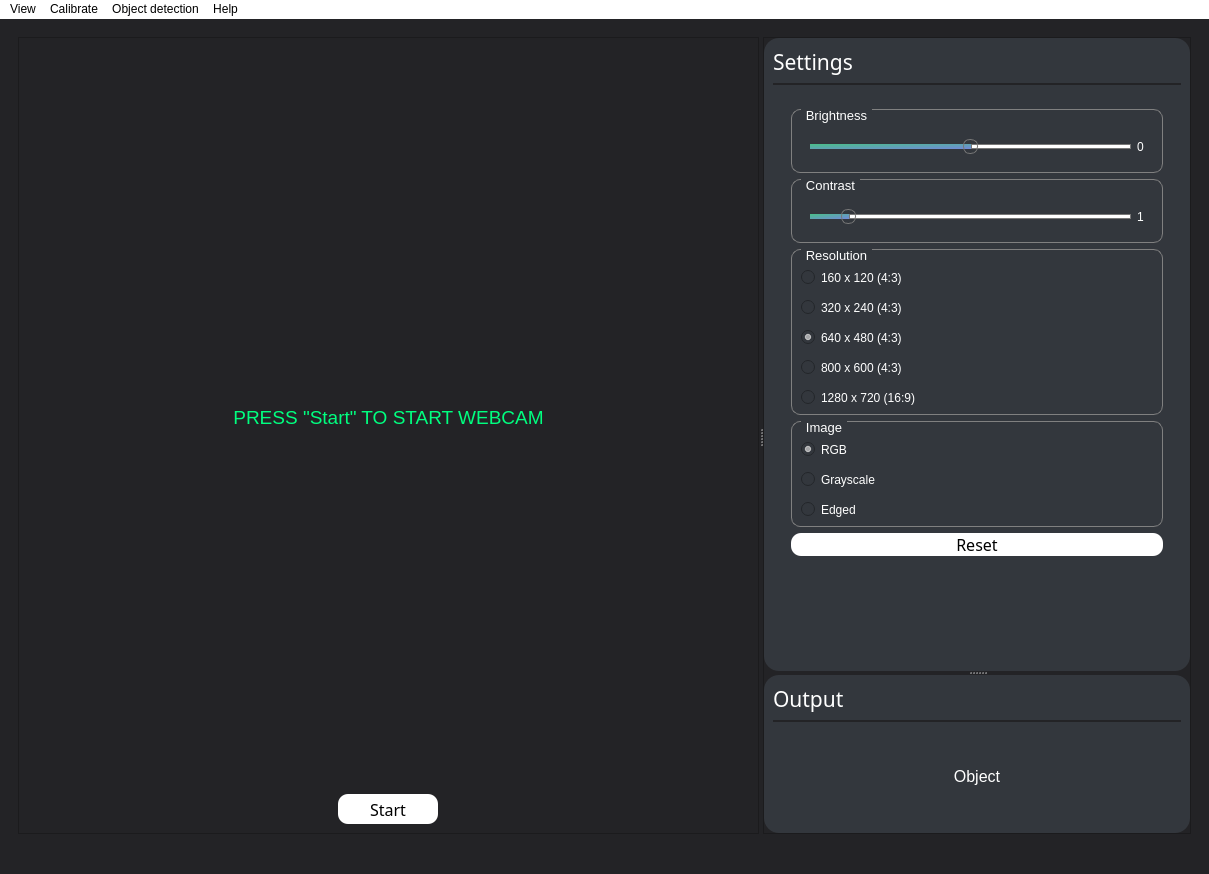
Qt form ui_mainWindow.ui (Tobias-Mauritzon/DAT067) before a commit.
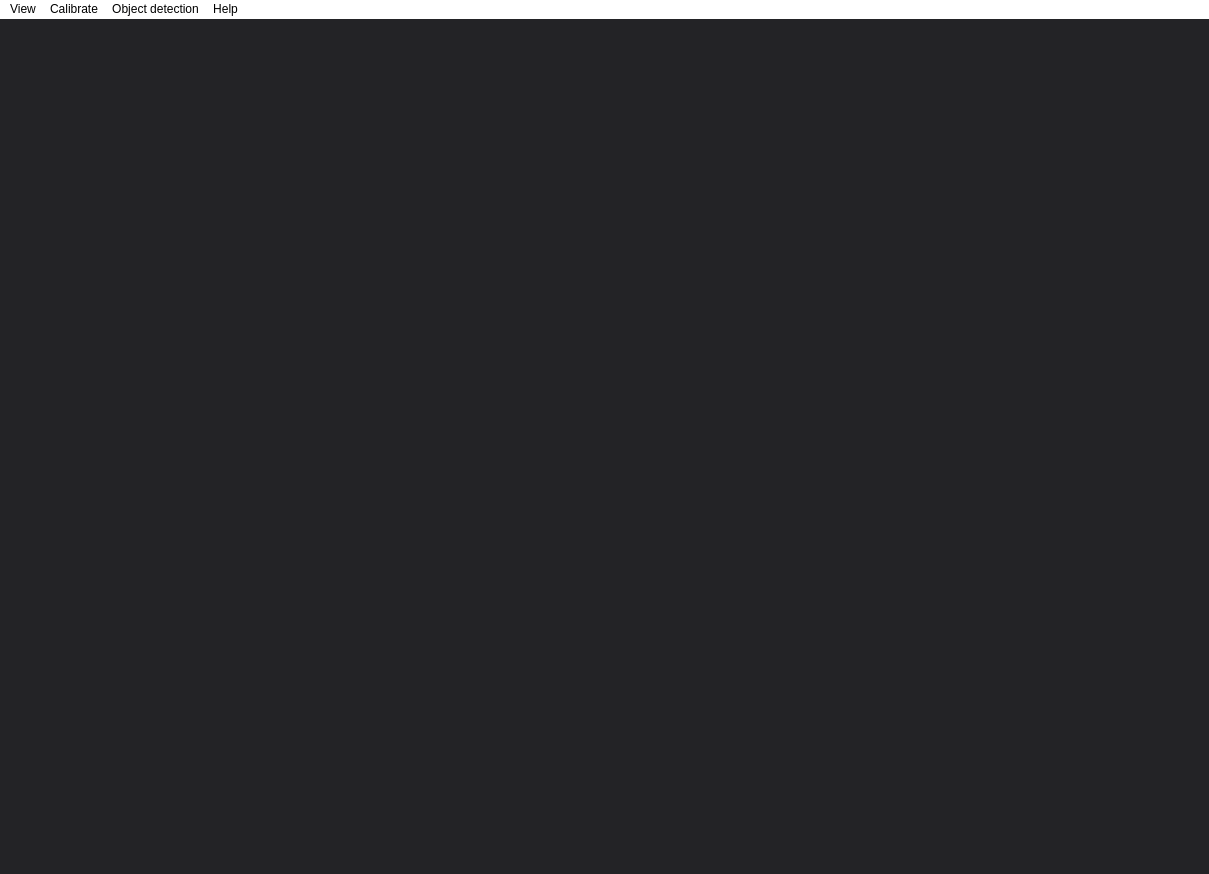
The same form after that commit.

```diff
--- a/ui_mainWindow.ui
+++ b/ui_mainWindow.ui
@@ -19,6 +19,14 @@
 	background-color: rgb(35, 35, 38);
 }
 
+/*QMenu*/
+QMenu{
+	color: rgb(0,0,0);
+	selection-color: rgb(0,0,0);
+	selection-background-color: rgb(148, 212, 255);
+}
+
+
 /* VERTICAL SCROLLBAR */
 QScrollBar:vertical
  {
@@ -162,947 +170,6 @@
       <property name="currentIndex">
        <number>0</number>
       </property>
-      <widget class="QWidget" name="camMenu">
-       <layout class="QHBoxLayout" name="horizontalLayout">
-        <item>
-         <widget class="QSplitter" name="Splitter_frame">
-          <property name="orientation">
-           <enum>Qt::Horizontal</enum>
-          </property>
-          <widget class="QFrame" name="cameraFrame">
-           <property name="enabled">
-            <bool>true</bool>
-           </property>
-           <property name="sizePolicy">
-            <sizepolicy hsizetype="Preferred" vsizetype="Preferred">
-             <horstretch>0</horstretch>
-             <verstretch>0</verstretch>
-            </sizepolicy>
-           </property>
-           <property name="maximumSize">
-            <size>
-             <width>16777215</width>
-             <height>16777215</height>
-            </size>
-           </property>
-           <property name="styleSheet">
-            <string notr="true"/>
-           </property>
-           <property name="frameShape">
-            <enum>QFrame::StyledPanel</enum>
-           </property>
-           <property name="frameShadow">
-            <enum>QFrame::Raised</enum>
-           </property>
-           <layout class="QVBoxLayout" name="verticalLayout">
-            <item>
-             <widget class="QLabel" name="image_label">
-              <property name="enabled">
-               <bool>true</bool>
-              </property>
-              <property name="sizePolicy">
-               <sizepolicy hsizetype="Preferred" vsizetype="Preferred">
-                <horstretch>0</horstretch>
-                <verstretch>0</verstretch>
-               </sizepolicy>
-              </property>
-              <property name="minimumSize">
-               <size>
-                <width>1</width>
-                <height>1</height>
-               </size>
-              </property>
-              <property name="font">
-               <font>
-                <family>Segoe UI</family>
-                <pointsize>14</pointsize>
-               </font>
-              </property>
-              <property name="autoFillBackground">
-               <bool>false</bool>
-              </property>
-              <property name="styleSheet">
-               <string notr="true">color: rgb(0, 255, 127)</string>
-              </property>
-              <property name="text">
-               <string>PRESS &quot;Start&quot; TO START WEBCAM</string>
-              </property>
-              <property name="scaledContents">
-               <bool>false</bool>
-              </property>
-              <property name="alignment">
-               <set>Qt::AlignCenter</set>
-              </property>
-              <property name="wordWrap">
-               <bool>false</bool>
-              </property>
-              <property name="margin">
-               <number>0</number>
-              </property>
-             </widget>
-            </item>
-            <item alignment="Qt::AlignHCenter">
-             <widget class="QPushButton" name="Button_startCam">
-              <property name="sizePolicy">
-               <sizepolicy hsizetype="Fixed" vsizetype="Fixed">
-                <horstretch>0</horstretch>
-                <verstretch>0</verstretch>
-               </sizepolicy>
-              </property>
-              <property name="minimumSize">
-               <size>
-                <width>100</width>
-                <height>30</height>
-               </size>
-              </property>
-              <property name="font">
-               <font>
-                <family>Rockwell</family>
-                <pointsize>12</pointsize>
-                <weight>50</weight>
-                <bold>false</bold>
-               </font>
-              </property>
-              <property name="layoutDirection">
-               <enum>Qt::LeftToRight</enum>
-              </property>
-              <property name="styleSheet">
-               <string notr="true"/>
-              </property>
-              <property name="text">
-               <string>Start</string>
-              </property>
-             </widget>
-            </item>
-           </layout>
-          </widget>
-          <widget class="QFrame" name="sidePanel">
-           <property name="enabled">
-            <bool>true</bool>
-           </property>
-           <property name="sizePolicy">
-            <sizepolicy hsizetype="Preferred" vsizetype="Preferred">
-             <horstretch>0</horstretch>
-             <verstretch>0</verstretch>
-            </sizepolicy>
-           </property>
-           <property name="minimumSize">
-            <size>
-             <width>300</width>
-             <height>0</height>
-            </size>
-           </property>
-           <property name="maximumSize">
-            <size>
-             <width>16777215</width>
-             <height>16777215</height>
-            </size>
-           </property>
-           <property name="styleSheet">
-            <string notr="true"/>
-           </property>
-           <property name="frameShape">
-            <enum>QFrame::StyledPanel</enum>
-           </property>
-           <property name="frameShadow">
-            <enum>QFrame::Raised</enum>
-           </property>
-           <layout class="QVBoxLayout" name="verticalLayout_2">
-            <property name="spacing">
-             <number>6</number>
-            </property>
-            <property name="leftMargin">
-             <number>0</number>
-            </property>
-            <property name="topMargin">
-             <number>0</number>
-            </property>
-            <property name="rightMargin">
-             <number>0</number>
-            </property>
-            <property name="bottomMargin">
-             <number>0</number>
-            </property>
-            <item>
-             <widget class="QSplitter" name="Splitter_sidePanel">
-              <property name="enabled">
-               <bool>true</bool>
-              </property>
-              <property name="sizePolicy">
-               <sizepolicy hsizetype="Preferred" vsizetype="Expanding">
-                <horstretch>0</horstretch>
-                <verstretch>0</verstretch>
-               </sizepolicy>
-              </property>
-              <property name="orientation">
-               <enum>Qt::Vertical</enum>
-              </property>
-              <widget class="QFrame" name="settingsFrame">
-               <property name="sizePolicy">
-                <sizepolicy hsizetype="Minimum" vsizetype="Preferred">
-                 <horstretch>0</horstretch>
-                 <verstretch>0</verstretch>
-                </sizepolicy>
-               </property>
-               <property name="styleSheet">
-                <string notr="true">background-color:rgb(51, 55, 61); border-radius: 15px;</string>
-               </property>
-               <property name="frameShape">
-                <enum>QFrame::StyledPanel</enum>
-               </property>
-               <property name="frameShadow">
-                <enum>QFrame::Raised</enum>
-               </property>
-               <layout class="QVBoxLayout" name="verticalLayout_3">
-                <item>
-                 <widget class="QLabel" name="label">
-                  <property name="sizePolicy">
-                   <sizepolicy hsizetype="Ignored" vsizetype="Maximum">
-                    <horstretch>0</horstretch>
-                    <verstretch>0</verstretch>
-                   </sizepolicy>
-                  </property>
-                  <property name="font">
-                   <font>
-                    <family>Rockwell</family>
-                    <pointsize>16</pointsize>
-                   </font>
-                  </property>
-                  <property name="styleSheet">
-                   <string notr="true">color: white;</string>
-                  </property>
-                  <property name="text">
-                   <string>Settings</string>
-                  </property>
-                  <property name="alignment">
-                   <set>Qt::AlignLeading|Qt::AlignLeft|Qt::AlignVCenter</set>
-                  </property>
-                 </widget>
-                </item>
-                <item>
-                 <widget class="Line" name="line_2">
-                  <property name="maximumSize">
-                   <size>
-                    <width>16777215</width>
-                    <height>2</height>
-                   </size>
-                  </property>
-                  <property name="styleSheet">
-                   <string notr="true">background-color: rgb(35, 35, 38)</string>
-                  </property>
-                  <property name="orientation">
-                   <enum>Qt::Horizontal</enum>
-                  </property>
-                 </widget>
-                </item>
-                <item>
-                 <widget class="QScrollArea" name="scrollArea">
-                  <property name="sizePolicy">
-                   <sizepolicy hsizetype="Expanding" vsizetype="Preferred">
-                    <horstretch>0</horstretch>
-                    <verstretch>0</verstretch>
-                   </sizepolicy>
-                  </property>
-                  <property name="minimumSize">
-                   <size>
-                    <width>0</width>
-                    <height>0</height>
-                   </size>
-                  </property>
-                  <property name="maximumSize">
-                   <size>
-                    <width>16777215</width>
-                    <height>16777215</height>
-                   </size>
-                  </property>
-                  <property name="autoFillBackground">
-                   <bool>false</bool>
-                  </property>
-                  <property name="styleSheet">
-                   <string notr="true"/>
-                  </property>
-                  <property name="verticalScrollBarPolicy">
-                   <enum>Qt::ScrollBarAsNeeded</enum>
-                  </property>
-                  <property name="horizontalScrollBarPolicy">
-                   <enum>Qt::ScrollBarAlwaysOff</enum>
-                  </property>
-                  <property name="widgetResizable">
-                   <bool>true</bool>
-                  </property>
-                  <property name="alignment">
-                   <set>Qt::AlignLeading|Qt::AlignLeft|Qt::AlignTop</set>
-                  </property>
-                  <widget class="QWidget" name="scrollAreaWidgetContents">
-                   <property name="geometry">
-                    <rect>
-                     <x>0</x>
-                     <y>0</y>
-                     <width>468</width>
-                     <height>570</height>
-                    </rect>
-                   </property>
-                   <layout class="QVBoxLayout" name="verticalLayout_4">
-                    <item alignment="Qt::AlignTop">
-                     <widget class="QFrame" name="frame_2">
-                      <property name="minimumSize">
-                       <size>
-                        <width>0</width>
-                        <height>0</height>
-                       </size>
-                      </property>
-                      <property name="maximumSize">
-                       <size>
-                        <width>16777215</width>
-                        <height>16777215</height>
-                       </size>
-                      </property>
-                      <property name="frameShape">
-                       <enum>QFrame::StyledPanel</enum>
-                      </property>
-                      <property name="frameShadow">
-                       <enum>QFrame::Raised</enum>
-                      </property>
-                      <layout class="QVBoxLayout" name="verticalLayout_5">
-                       <property name="leftMargin">
-                        <number>9</number>
-                       </property>
-                       <item>
-                        <widget class="QGroupBox" name="groupBox_3">
-                         <property name="sizePolicy">
-                          <sizepolicy hsizetype="Preferred" vsizetype="Preferred">
-                           <horstretch>0</horstretch>
-                           <verstretch>0</verstretch>
-                          </sizepolicy>
-                         </property>
-                         <property name="minimumSize">
-                          <size>
-                           <width>0</width>
-                           <height>0</height>
-                          </size>
-                         </property>
-                         <property name="maximumSize">
-                          <size>
-                           <width>16777215</width>
-                           <height>16777215</height>
-                          </size>
-                         </property>
-                         <property name="font">
-                          <font>
-                           <pointsize>10</pointsize>
-                          </font>
-                         </property>
-                         <property name="autoFillBackground">
-                          <bool>false</bool>
-                         </property>
-                         <property name="styleSheet">
-                          <string notr="true">
-QGroupBox {
-    border: 1px solid gray;
-    border-radius: 9px;
-    margin-top: 0.5em;
-}
-
-QGroupBox::title {
-	color: white;
-	subcontrol-origin: margin;
-    left: 10px;
-    padding: -3 3px 0 3px;
-}</string>
-                         </property>
-                         <property name="title">
-                          <string>Brightness</string>
-                         </property>
-                         <property name="alignment">
-                          <set>Qt::AlignLeading|Qt::AlignLeft|Qt::AlignTop</set>
-                         </property>
-                         <property name="flat">
-                          <bool>false</bool>
-                         </property>
-                         <property name="checkable">
-                          <bool>false</bool>
-                         </property>
-                         <layout class="QVBoxLayout" name="verticalLayout_7">
-                          <property name="spacing">
-                           <number>15</number>
-                          </property>
-                          <property name="sizeConstraint">
-                           <enum>QLayout::SetDefaultConstraint</enum>
-                          </property>
-                          <property name="leftMargin">
-                           <number>9</number>
-                          </property>
-                          <property name="topMargin">
-                           <number>20</number>
-                          </property>
-                          <item>
-                           <widget class="QFrame" name="frame_3">
-                            <property name="layoutDirection">
-                             <enum>Qt::RightToLeft</enum>
-                            </property>
-                            <property name="frameShape">
-                             <enum>QFrame::StyledPanel</enum>
-                            </property>
-                            <property name="frameShadow">
-                             <enum>QFrame::Raised</enum>
-                            </property>
-                            <layout class="QFormLayout" name="formLayout_2">
-                             <item row="1" column="0">
-                              <widget class="QLabel" name="Label_brightnessValue">
-                               <property name="styleSheet">
-                                <string notr="true">color: white;</string>
-                               </property>
-                               <property name="text">
-                                <string>0</string>
-                               </property>
-                              </widget>
-                             </item>
-                             <item row="1" column="1">
-                              <widget class="QSlider" name="Slider_brightness">
-                               <property name="layoutDirection">
-                                <enum>Qt::LeftToRight</enum>
-                               </property>
-                               <property name="styleSheet">
-                                <string notr="true"/>
-                               </property>
-                               <property name="minimum">
-                                <number>-255</number>
-                               </property>
-                               <property name="maximum">
-                                <number>255</number>
-                               </property>
-                               <property name="pageStep">
-                                <number>1</number>
-                               </property>
-                               <property name="value">
-                                <number>0</number>
-                               </property>
-                               <property name="sliderPosition">
-                                <number>0</number>
-                               </property>
-                               <property name="orientation">
-                                <enum>Qt::Horizontal</enum>
-                               </property>
-                               <property name="invertedAppearance">
-                                <bool>false</bool>
-                               </property>
-                               <property name="invertedControls">
-                                <bool>false</bool>
-                               </property>
-                               <property name="tickPosition">
-                                <enum>QSlider::NoTicks</enum>
-                               </property>
-                               <property name="tickInterval">
-                                <number>1</number>
-                               </property>
-                              </widget>
-                             </item>
-                            </layout>
-                           </widget>
-                          </item>
-                         </layout>
-                        </widget>
-                       </item>
-                       <item>
-                        <widget class="QGroupBox" name="groupBox_4">
-                         <property name="sizePolicy">
-                          <sizepolicy hsizetype="Preferred" vsizetype="Preferred">
-                           <horstretch>0</horstretch>
-                           <verstretch>0</verstretch>
-                          </sizepolicy>
-                         </property>
-                         <property name="minimumSize">
-                          <size>
-                           <width>0</width>
-                           <height>0</height>
-                          </size>
-                         </property>
-                         <property name="maximumSize">
-                          <size>
-                           <width>16777215</width>
-                           <height>16777215</height>
-                          </size>
-                         </property>
-                         <property name="font">
-                          <font>
-                           <pointsize>10</pointsize>
-                          </font>
-                         </property>
-                         <property name="autoFillBackground">
-                          <bool>false</bool>
-                         </property>
-                         <property name="styleSheet">
-                          <string notr="true">
-QGroupBox {
-    border: 1px solid gray;
-    border-radius: 9px;
-    margin-top: 0.5em;
-}
-
-QGroupBox::title {
-	color: white;
-	subcontrol-origin: margin;
-    left: 10px;
-    padding: -3 3px 0 3px;
-}</string>
-                         </property>
-                         <property name="title">
-                          <string>Contrast</string>
-                         </property>
-                         <property name="alignment">
-                          <set>Qt::AlignLeading|Qt::AlignLeft|Qt::AlignTop</set>
-                         </property>
-                         <property name="flat">
-                          <bool>false</bool>
-                         </property>
-                         <property name="checkable">
-                          <bool>false</bool>
-                         </property>
-                         <layout class="QVBoxLayout" name="verticalLayout_8">
-                          <property name="spacing">
-                           <number>15</number>
-                          </property>
-                          <property name="sizeConstraint">
-                           <enum>QLayout::SetDefaultConstraint</enum>
-                          </property>
-                          <property name="leftMargin">
-                           <number>9</number>
-                          </property>
-                          <property name="topMargin">
-                           <number>20</number>
-                          </property>
-                          <item>
-                           <widget class="QFrame" name="frame_4">
-                            <property name="layoutDirection">
-                             <enum>Qt::RightToLeft</enum>
-                            </property>
-                            <property name="frameShape">
-                             <enum>QFrame::StyledPanel</enum>
-                            </property>
-                            <property name="frameShadow">
-                             <enum>QFrame::Raised</enum>
-                            </property>
-                            <layout class="QFormLayout" name="formLayout_3">
-                             <item row="1" column="0">
-                              <widget class="QLabel" name="Label_contrastValue">
-                               <property name="styleSheet">
-                                <string notr="true">color: white;</string>
-                               </property>
-                               <property name="text">
-                                <string>1</string>
-                               </property>
-                              </widget>
-                             </item>
-                             <item row="1" column="1">
-                              <widget class="QSlider" name="Slider_contrast">
-                               <property name="layoutDirection">
-                                <enum>Qt::LeftToRight</enum>
-                               </property>
-                               <property name="styleSheet">
-                                <string notr="true"/>
-                               </property>
-                               <property name="minimum">
-                                <number>0</number>
-                               </property>
-                               <property name="maximum">
-                                <number>100</number>
-                               </property>
-                               <property name="pageStep">
-                                <number>1</number>
-                               </property>
-                               <property name="value">
-                                <number>10</number>
-                               </property>
-                               <property name="sliderPosition">
-                                <number>10</number>
-                               </property>
-                               <property name="tracking">
-                                <bool>true</bool>
-                               </property>
-                               <property name="orientation">
-                                <enum>Qt::Horizontal</enum>
-                               </property>
-                               <property name="invertedAppearance">
-                                <bool>false</bool>
-                               </property>
-                               <property name="invertedControls">
-                                <bool>false</bool>
-                               </property>
-                               <property name="tickPosition">
-                                <enum>QSlider::NoTicks</enum>
-                               </property>
-                               <property name="tickInterval">
-                                <number>1</number>
-                               </property>
-                              </widget>
-                             </item>
-                            </layout>
-                           </widget>
-                          </item>
-                         </layout>
-                        </widget>
-                       </item>
-                       <item>
-                        <widget class="QGroupBox" name="groupBox">
-                         <property name="font">
-                          <font>
-                           <pointsize>10</pointsize>
-                          </font>
-                         </property>
-                         <property name="styleSheet">
-                          <string notr="true">
-QGroupBox {
-    border: 1px solid gray;
-    border-radius: 9px;
-    margin-top: 0.5em;
-}
-
-QGroupBox::title {
-	color: white;
-	subcontrol-origin: margin;
-    left: 10px;
-    padding: -3 3px 0 3px;
-}</string>
-                         </property>
-                         <property name="title">
-                          <string>Resolution</string>
-                         </property>
-                         <layout class="QVBoxLayout" name="verticalLayout_11">
-                          <property name="spacing">
-                           <number>15</number>
-                          </property>
-                          <property name="topMargin">
-                           <number>20</number>
-                          </property>
-                          <item>
-                           <widget class="QRadioButton" name="radioButton_res_0">
-                            <property name="styleSheet">
-                             <string notr="true">color: white;</string>
-                            </property>
-                            <property name="text">
-                             <string>160 x 120 (4:3) </string>
-                            </property>
-                           </widget>
-                          </item>
-                          <item>
-                           <widget class="QRadioButton" name="radioButton_res_1">
-                            <property name="styleSheet">
-                             <string notr="true">color: white;</string>
-                            </property>
-                            <property name="text">
-                             <string>320 x 240 (4:3)</string>
-                            </property>
-                           </widget>
-                          </item>
-                          <item>
-                           <widget class="QRadioButton" name="radioButton_res_2">
-                            <property name="styleSheet">
-                             <string notr="true">color:white;</string>
-                            </property>
-                            <property name="text">
-                             <string>640 x 480 (4:3)</string>
-                            </property>
-                            <property name="checked">
-                             <bool>true</bool>
-                            </property>
-                           </widget>
-                          </item>
-                          <item>
-                           <widget class="QRadioButton" name="radioButton_res_3">
-                            <property name="styleSheet">
-                             <string notr="true">color: white;</string>
-                            </property>
-                            <property name="text">
-                             <string>800 x 600 (4:3) </string>
-                            </property>
-                           </widget>
-                          </item>
-                          <item>
-                           <widget class="QRadioButton" name="radioButton_res_4">
-                            <property name="styleSheet">
-                             <string notr="true">color:white;</string>
-                            </property>
-                            <property name="text">
-                             <string>1280 x 720 (16:9)</string>
-                            </property>
-                           </widget>
-                          </item>
-                         </layout>
-                        </widget>
-                       </item>
-                       <item>
-                        <widget class="QGroupBox" name="groupBox_2">
-                         <property name="sizePolicy">
-                          <sizepolicy hsizetype="Preferred" vsizetype="Preferred">
-                           <horstretch>0</horstretch>
-                           <verstretch>0</verstretch>
-                          </sizepolicy>
-                         </property>
-                         <property name="minimumSize">
-                          <size>
-                           <width>0</width>
-                           <height>0</height>
-                          </size>
-                         </property>
-                         <property name="maximumSize">
-                          <size>
-                           <width>16777215</width>
-                           <height>16777215</height>
-                          </size>
-                         </property>
-                         <property name="font">
-                          <font>
-                           <pointsize>10</pointsize>
-                          </font>
-                         </property>
-                         <property name="autoFillBackground">
-                          <bool>false</bool>
-                         </property>
-                         <property name="styleSheet">
-                          <string notr="true">
-QGroupBox {
-    border: 1px solid gray;
-    border-radius: 9px;
-    margin-top: 0.5em;
-}
-
-QGroupBox::title {
-	color: white;
-	subcontrol-origin: margin;
-    left: 10px;
-    padding: -3 3px 0 3px;
-}</string>
-                         </property>
-                         <property name="title">
-                          <string>Image</string>
-                         </property>
-                         <property name="alignment">
-                          <set>Qt::AlignLeading|Qt::AlignLeft|Qt::AlignTop</set>
-                         </property>
-                         <property name="flat">
-                          <bool>false</bool>
-                         </property>
-                         <property name="checkable">
-                          <bool>false</bool>
-                         </property>
-                         <layout class="QVBoxLayout" name="verticalLayout_6">
-                          <property name="spacing">
-                           <number>15</number>
-                          </property>
-                          <property name="sizeConstraint">
-                           <enum>QLayout::SetDefaultConstraint</enum>
-                          </property>
-                          <property name="leftMargin">
-                           <number>9</number>
-                          </property>
-                          <property name="topMargin">
-                           <number>20</number>
-                          </property>
-                          <item>
-                           <widget class="QRadioButton" name="radioButton_RGB">
-                            <property name="sizePolicy">
-                             <sizepolicy hsizetype="Preferred" vsizetype="Preferred">
-                              <horstretch>0</horstretch>
-                              <verstretch>0</verstretch>
-                             </sizepolicy>
-                            </property>
-                            <property name="styleSheet">
-                             <string notr="true">color:white;</string>
-                            </property>
-                            <property name="text">
-                             <string>RGB</string>
-                            </property>
-                            <property name="checked">
-                             <bool>true</bool>
-                            </property>
-                           </widget>
-                          </item>
-                          <item>
-                           <widget class="QRadioButton" name="radioButton_Grayscale">
-                            <property name="sizePolicy">
-                             <sizepolicy hsizetype="Preferred" vsizetype="Fixed">
-                              <horstretch>0</horstretch>
-                              <verstretch>0</verstretch>
-                             </sizepolicy>
-                            </property>
-                            <property name="styleSheet">
-                             <string notr="true">color:white;</string>
-                            </property>
-                            <property name="text">
-                             <string>Grayscale</string>
-                            </property>
-                           </widget>
-                          </item>
-                          <item>
-                           <widget class="QRadioButton" name="radioButton_Edged">
-                            <property name="styleSheet">
-                             <string notr="true">color:white;</string>
-                            </property>
-                            <property name="text">
-                             <string>Edged</string>
-                            </property>
-                           </widget>
-                          </item>
-                         </layout>
-                        </widget>
-                       </item>
-                       <item>
-                        <widget class="QPushButton" name="Button_reset">
-                         <property name="font">
-                          <font>
-                           <family>Rockwell</family>
-                           <pointsize>12</pointsize>
-                          </font>
-                         </property>
-                         <property name="styleSheet">
-                          <string notr="true">/*Buttons*/
-
-QPushButton{
-	background-color: white;
-	border-radius: 10;
-}
-
-QPushButton:pressed {	
-	background-color: #bcbcbc;
-}</string>
-                         </property>
-                         <property name="text">
-                          <string>Reset</string>
-                         </property>
-                        </widget>
-                       </item>
-                      </layout>
-                     </widget>
-                    </item>
-                   </layout>
-                  </widget>
-                 </widget>
-                </item>
-               </layout>
-              </widget>
-              <widget class="QFrame" name="outputFrame">
-               <property name="styleSheet">
-                <string notr="true">background-color:rgb(51, 55, 61); border-radius: 15px;</string>
-               </property>
-               <property name="frameShape">
-                <enum>QFrame::StyledPanel</enum>
-               </property>
-               <property name="frameShadow">
-                <enum>QFrame::Raised</enum>
-               </property>
-               <layout class="QVBoxLayout" name="verticalLayout_9">
-                <item>
-                 <widget class="QLabel" name="label_2">
-                  <property name="sizePolicy">
-                   <sizepolicy hsizetype="Ignored" vsizetype="Maximum">
-                    <horstretch>0</horstretch>
-                    <verstretch>0</verstretch>
-                   </sizepolicy>
-                  </property>
-                  <property name="font">
-                   <font>
-                    <family>Rockwell</family>
-                    <pointsize>16</pointsize>
-                   </font>
-                  </property>
-                  <property name="styleSheet">
-                   <string notr="true">color: white;</string>
-                  </property>
-                  <property name="text">
-                   <string>Output</string>
-                  </property>
-                  <property name="alignment">
-                   <set>Qt::AlignLeading|Qt::AlignLeft|Qt::AlignVCenter</set>
-                  </property>
-                 </widget>
-                </item>
-                <item>
-                 <widget class="Line" name="line">
-                  <property name="maximumSize">
-                   <size>
-                    <width>16777215</width>
-                    <height>2</height>
-                   </size>
-                  </property>
-                  <property name="styleSheet">
-                   <string notr="true">background-color: rgb(35, 35, 38)</string>
-                  </property>
-                  <property name="orientation">
-                   <enum>Qt::Horizontal</enum>
-                  </property>
-                 </widget>
-                </item>
-                <item>
-                 <widget class="QFrame" name="frame">
-                  <property name="frameShape">
-                   <enum>QFrame::StyledPanel</enum>
-                  </property>
-                  <property name="frameShadow">
-                   <enum>QFrame::Raised</enum>
-                  </property>
-                  <layout class="QVBoxLayout" name="verticalLayout_10">
-                   <item>
-                    <widget class="QLabel" name="Label_object">
-                     <property name="font">
-                      <font>
-                       <pointsize>12</pointsize>
-                      </font>
-                     </property>
-                     <property name="styleSheet">
-                      <string notr="true">color: white;</string>
-                     </property>
-                     <property name="text">
-                      <string>Object</string>
-                     </property>
-                     <property name="alignment">
-                      <set>Qt::AlignCenter</set>
-                     </property>
-                    </widget>
-                   </item>
-                  </layout>
-                 </widget>
-                </item>
-               </layout>
-              </widget>
-             </widget>
-            </item>
-           </layout>
-          </widget>
-         </widget>
-        </item>
-       </layout>
-      </widget>
-      <widget class="QWidget" name="startMenu">
-       <layout class="QVBoxLayout" name="verticalLayout_12">
-        <item>
-         <widget class="QFrame" name="frame_5">
-          <property name="frameShape">
-           <enum>QFrame::StyledPanel</enum>
-          </property>
-          <property name="frameShadow">
-           <enum>QFrame::Raised</enum>
-          </property>
-          <layout class="QVBoxLayout" name="verticalLayout_13">
-           <item alignment="Qt::AlignHCenter|Qt::AlignTop">
-            <widget class="QLabel" name="Label_startMenuTitle">
-             <property name="font">
-              <font>
-               <pointsize>24</pointsize>
-              </font>
-             </property>
-             <property name="styleSheet">
-              <string notr="true">color: white;</string>
-             </property>
-             <property name="text">
-              <string>Calibration</string>
-             </property>
-            </widget>
-           </item>
-          </layout>
-         </widget>
-        </item>
-       </layout>
-      </widget>
      </widget>
     </item>
    </layout>
```
Left out of the diff: 9 changed lines with no effect on the pictures.
